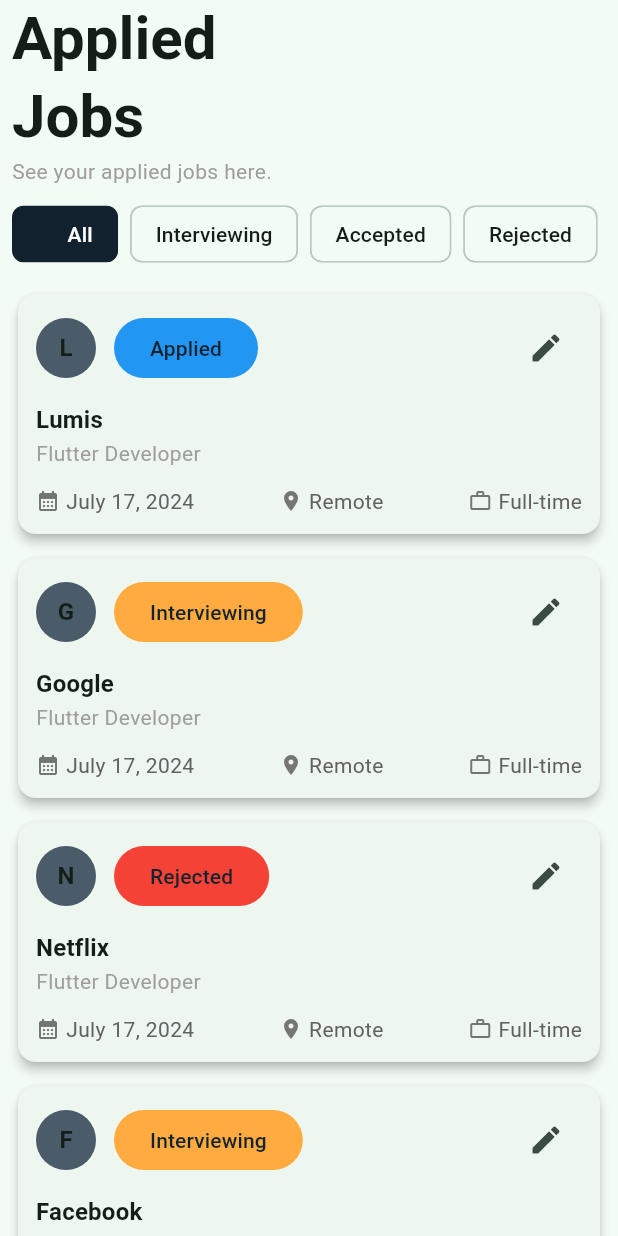
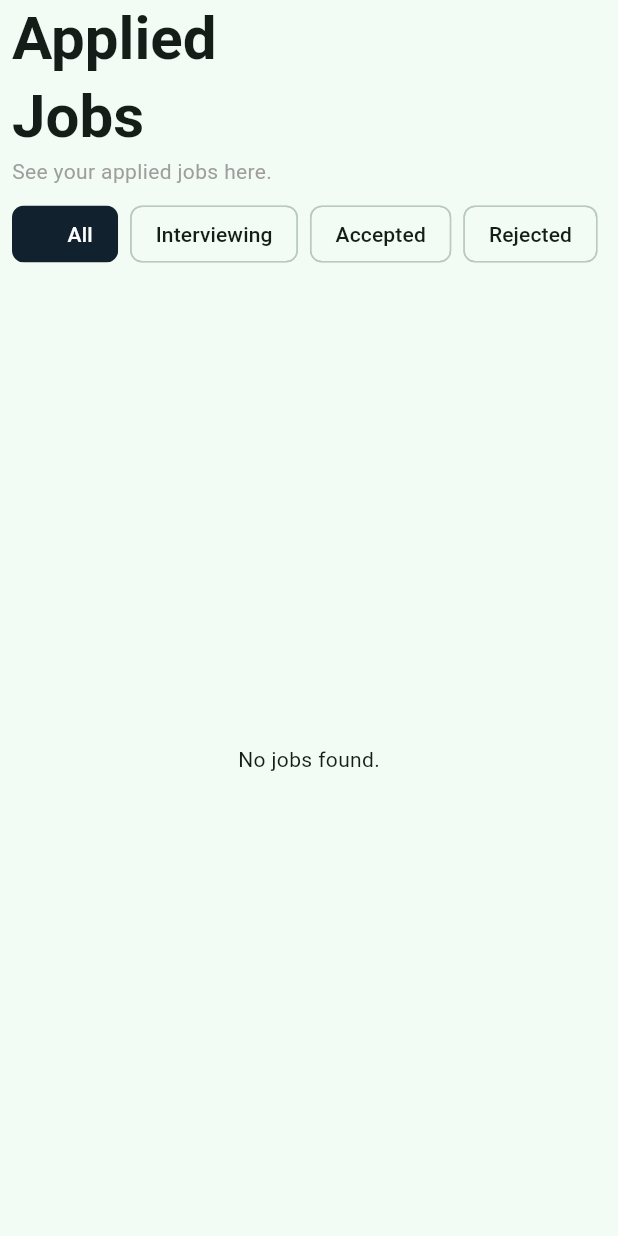
Before and after one commit to johnomeyo/grinder, a Flutter app: the screen it shows after launch, after a tap on "See all", on a phone screen of 412 x 824 dp. Run offline on Flutter 3.47's test engine with Material 3 defaults, Android fonts, the light colour scheme and no system bars; our stand-ins replace hive, hive_flutter; accounts and stored records are empty.

Commit message:
Added hive to use for local data storage

```diff
--- a/lib/applied jobs/presentation/applied_jobs_page.dart
+++ b/lib/applied jobs/presentation/applied_jobs_page.dart
@@ -2,6 +2,7 @@
 import 'package:grinder/applied%20jobs/widgets/toggle_buttons.dart';
 import 'package:grinder/constants/data.dart';
 import 'package:grinder/applied%20jobs/widgets/job_card.dart';
+import 'package:grinder/models/job_model.dart';
 
 class AppliedJobsPage extends StatefulWidget {
   const AppliedJobsPage({super.key});
@@ -17,19 +18,21 @@
   final List<String> services = ["All", "Interviewing", "Accepted", "Rejected"];
 
   // Method to filter jobs based on selected category
-  List<JobCard> _getFilteredJobs() {
+  List<Job> _getFilteredJobs() {
     if (selectedServiceIndex == 0) {
       return data; // Return all jobs if "All" is selected
     }
 
     // Filter jobs based on selected status
-    return data.where((job) => job.status == services[selectedServiceIndex]).toList();
+    return data
+        .where((job) => job.jobStatus == services[selectedServiceIndex])
+        .toList();
   }
 
   @override
   Widget build(BuildContext context) {
     final theme = Theme.of(context);
-    List<JobCard> filteredJobs = _getFilteredJobs(); // Get filtered job list
+    List<Job> filteredJobs = _getFilteredJobs(); // Get filtered job list
 
     return Scaffold(
       body: SafeArea(
@@ -67,7 +70,14 @@
                   : ListView.builder(
                       itemCount: filteredJobs.length,
                       itemBuilder: (context, index) {
-                        return filteredJobs[index]; // Show filtered job cards
+                        var job = filteredJobs[index];
+                        return JobCard(
+                            company: job.companyName,
+                            position: job.position,
+                            date: "",
+                            location: job.jobLocation,
+                            jobType: job.jobType,
+                            status: job.jobStatus); // Show filtered job cards
                       },
                     ),
             ),
--- a/lib/constants/data.dart
+++ b/lib/constants/data.dart
@@ -1,40 +1,46 @@
-import 'package:grinder/applied%20jobs/widgets/job_card.dart';
+// import 'package:grinder/applied%20jobs/widgets/job_card.dart';
 
-var data = [
-  JobCard(
-    company: 'Lumis ',
-    position: 'Flutter Developer',
-    date: 'July 17, 2024',
-    location: 'Remote',
-    jobType: 'Full-time',
-    status: 'Applied',
-    onEdit: () {},
-  ),
-  JobCard(
-    position: 'Flutter Developer',
-    date: 'July 17, 2024',
-    location: 'Remote',
-    jobType: 'Full-time',
-    status: 'Interviewing',
-    onEdit: () {},
-    company: 'Google',
-  ),
-  JobCard(
-    company: 'Netflix ',
-    position: 'Flutter Developer',
-    date: 'July 17, 2024',
-    location: 'Remote',
-    jobType: 'Full-time',
-    status: 'Rejected',
-    onEdit: () {},
-  ),
-  JobCard(
-    company: 'Facebook',
-    position: 'Flutter Developer',
-    date: 'July 17, 2024',
-    location: 'Remote',
-    jobType: 'Full-time',
-    status: 'Interviewing',
-    onEdit: () {},
-  ),
-];
+// var data = [
+//   JobCard(
+//     company: 'Lumis ',
+//     position: 'Flutter Developer',
+//     date: 'July 17, 2024',
+//     location: 'Remote',
+//     jobType: 'Full-time',
+//     status: 'Applied',
+//     onEdit: () {},
+//   ),
+//   JobCard(
+//     position: 'Flutter Developer',
+//     date: 'July 17, 2024',
+//     location: 'Remote',
+//     jobType: 'Full-time',
+//     status: 'Interviewing',
+//     onEdit: () {},
+//     company: 'Google',
+//   ),
+//   JobCard(
+//     company: 'Netflix ',
+//     position: 'Flutter Developer',
+//     date: 'July 17, 2024',
+//     location: 'Remote',
+//     jobType: 'Full-time',
+//     status: 'Rejected',
+//     onEdit: () {},
+//   ),
+//   JobCard(
+//     company: 'Facebook',
+//     position: 'Flutter Developer',
+//     date: 'July 17, 2024',
+//     location: 'Remote',
+//     jobType: 'Full-time',
+//     status: 'Interviewing',
+//     onEdit: () {},
+//   ),
+// ];
+import 'package:grinder/models/job_model.dart';
+import 'package:grinder/services/crud_services.dart';
+
+final jobService = CrudService();
+
+List<Job> data = jobService.getAllJobs();
--- a/lib/main.dart
+++ b/lib/main.dart
@@ -1,9 +1,18 @@
 import 'package:flutter/material.dart';
 // import 'package:grinder/homepage.dart';
 import 'package:grinder/homepage/presentation/homescreen.dart';
+import 'package:grinder/models/job_model.dart';
+import 'package:hive_flutter/hive_flutter.dart';
 import 'theme.dart'; // Import the theme file
 
-void main() {
+void main() async {
+  WidgetsFlutterBinding.ensureInitialized();
+//Initialize hive
+  await Hive.initFlutter();
+//register the adapter
+  Hive.registerAdapter(JobAdapter());
+  // Open the box for storing jobs
+  await Hive.openBox<Job>('jobsBox');
   runApp(MyApp());
 }
 
@@ -12,12 +21,15 @@
 
   @override
   Widget build(BuildContext context) {
-       final brightness = MediaQuery.of(context).platformBrightness;
+    final brightness = MediaQuery.of(context).platformBrightness;
     TextTheme textTheme = Theme.of(context).textTheme;
     MaterialTheme theme = MaterialTheme(textTheme);
     return MaterialApp(
-     theme: brightness == Brightness.dark ? theme.dark() : theme.light(), // Set dark theme
-      themeMode: ThemeMode.system, // Automatically switch based on the system theme
+      theme: brightness == Brightness.dark
+          ? theme.dark()
+          : theme.light(), // Set dark theme
+      themeMode:
+          ThemeMode.system, // Automatically switch based on the system theme
       home: Homescreen(),
     );
   }
--- a/lib/models/job_model.dart
+++ b/lib/models/job_model.dart
@@ -1,10 +1,22 @@
-import 'dart:convert';
+import 'package:hive/hive.dart';
 
-class Job {
+part 'job_model.g.dart'; // This file will be generated by Hive
+
+@HiveType(typeId: 0) // Each model needs a unique typeId
+class Job extends HiveObject {
+  @HiveField(0)
   final String position;
+
+  @HiveField(1)
   final String companyName;
+
+  @HiveField(2)
   final String jobLocation;
+
+  @HiveField(3)
   final String jobStatus;
+
+  @HiveField(4)
   final String jobType;
 
   Job({
@@ -14,32 +26,4 @@
     required this.jobStatus,
     required this.jobType,
   });
-
-  // Convert Job object to a map (for JSON storage)
-  Map<String, dynamic> toMap() {
-    return {
-      'position': position,
-      'companyName': companyName,
-      'jobLocation': jobLocation,
-      'jobStatus': jobStatus,
-      'jobType': jobType,
-    };
-  }
-
-  // Convert Job object to a JSON string
-  String toJson() => json.encode(toMap());
-
-  // Create a Job object from a map
-  factory Job.fromMap(Map<String, dynamic> map) {
-    return Job(
-      position: map['position'],
-      companyName: map['companyName'],
-      jobLocation: map['jobLocation'],
-      jobStatus: map['jobStatus'],
-      jobType: map['jobType'],
-    );
-  }
-
-  // Create a Job object from a JSON string
-  factory Job.fromJson(String source) => Job.fromMap(json.decode(source));
 }
--- a/pubspec.yaml
+++ b/pubspec.yaml
@@ -34,6 +34,10 @@
   # The following adds the Cupertino Icons font to your application.
   # Use with the CupertinoIcons class for iOS style icons.
   cupertino_icons: ^1.0.8
+  hive: ^2.2.3
+  hive_flutter: ^1.1.0
+  hive_generator: ^2.0.1
+
 
 dev_dependencies:
   flutter_test:
@@ -45,6 +49,7 @@
   # package. See that file for information about deactivating specific lint
   # rules and activating additional ones.
   flutter_lints: ^5.0.0
+  build_runner: ^2.4.14
 
 # For information on the generic Dart part of this file, see the
 # following page: https://dart.dev/tools/pub/pubspec
```
Also changed, not shown: lib/add_job_page.dart (+17 -2 lines), lib/services/crud_services.dart (added, +48 -0 lines), lib/models/job_model.g.dart (added), pubspec.lock, 1 other file.
